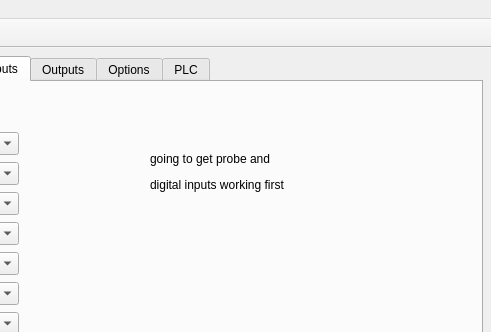
First picture: the form in 7i96.ui, repository snelweg/7i96, before the edit; both pictures show x 280 to 771 and y 0 to 332 of the 771 by 646 pixel window.
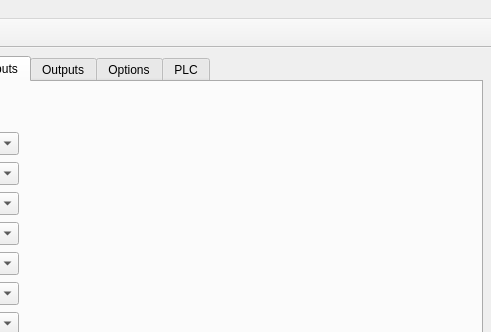
Second picture: the form after the edit. The open tabs and pages were chosen to show the change.

```diff
--- a/7i96.ui
+++ b/7i96.ui
@@ -4371,19 +4371,6 @@
          </rect>
         </property>
        </widget>
-       <widget class="QLabel" name="label_142">
-        <property name="geometry">
-         <rect>
-          <x>420</x>
-          <y>60</y>
-          <width>181</width>
-          <height>61</height>
-         </rect>
-        </property>
-        <property name="text">
-         <string>&lt;html&gt;&lt;head/&gt;&lt;body&gt;&lt;p&gt;going to get probe and&lt;/p&gt;&lt;p&gt;digital inputs working first&lt;/p&gt;&lt;/body&gt;&lt;/html&gt;</string>
-        </property>
-       </widget>
       </widget>
       <widget class="QWidget" name="outputs">
        <attribute name="title">
```
